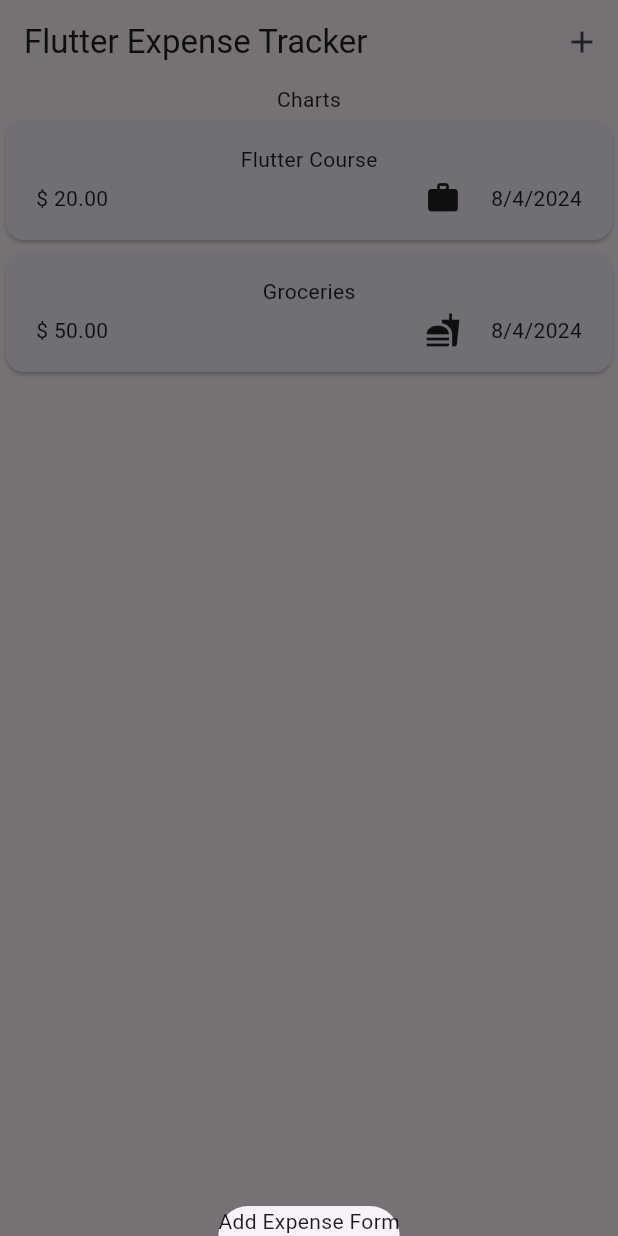
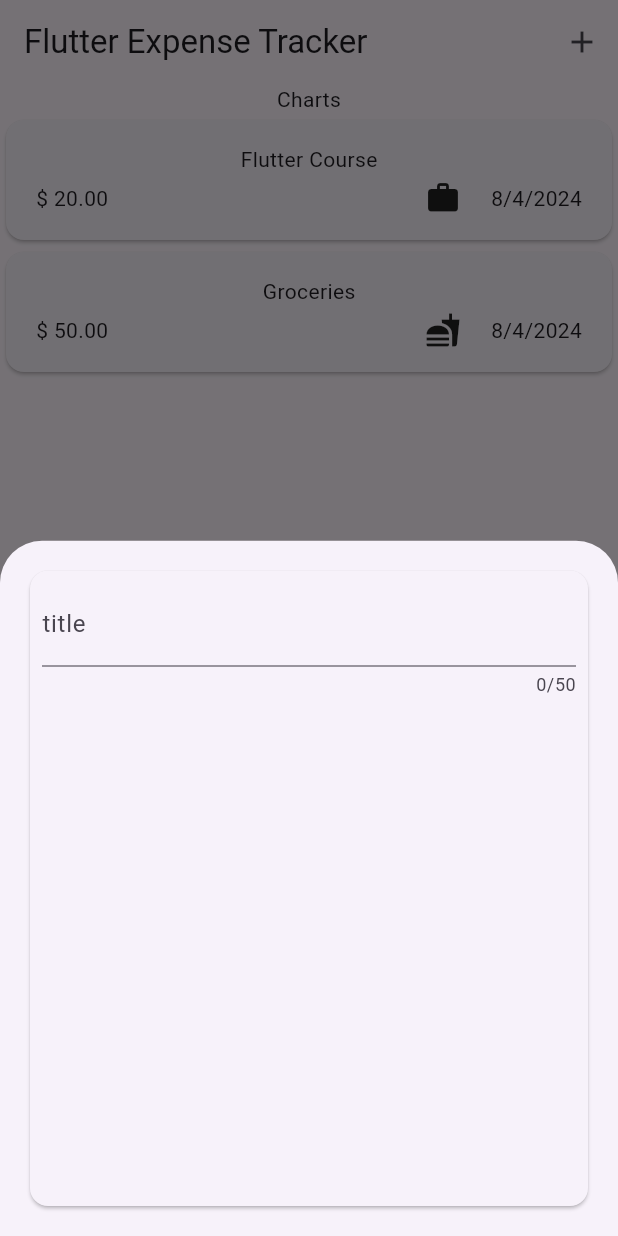
Before and after one commit to m104tanaka/expense_tracker, a Flutter app: the screen it shows after launch, after a tap on the "add" icon, on a phone screen of 412 x 824 dp. Run offline on Flutter 3.47's test engine with Material 3 defaults, Android fonts, the phone set to English and light mode, and no system bars.

Commit message:
Add new expense modal

```diff
--- a/lib/widget/expenses.dart
+++ b/lib/widget/expenses.dart
@@ -1,5 +1,6 @@
 import 'package:expense_tracker/widget/expenses_list/expenses_list.dart';
 import 'package:expense_tracker/models/expense.dart';
+import 'package:expense_tracker/widget/new_expense.dart';
 import 'package:flutter/material.dart';
 
 class Expenses extends StatefulWidget {
@@ -22,12 +23,12 @@ class _ExpensesState extends State<Expenses> {
         title: 'Groceries',
         amount: 50.00,
         date: DateTime.now(),
-        category: Category.food
-        ),
+        category: Category.food),
   ];
 
   void _openAddExpenseForm() {
-    showModalBottomSheet(context: context, builder: (ctx) => const Text('Add Expense Form'));
+    showModalBottomSheet(
+        context: context, builder: (ctx) => const NewExpense());
   }
 
   @override
@@ -39,7 +40,7 @@ class _ExpensesState extends State<Expenses> {
           IconButton(
             onPressed: _openAddExpenseForm,
             icon: const Icon(Icons.add),
-            ),
+          ),
         ],
       ),
       body: Column(
--- a/lib/widget/new_expense.dart
+++ b/lib/widget/new_expense.dart
@@ -14,11 +14,20 @@ class _NewExpenseState extends State<NewExpense> {
   @override
   Widget build(BuildContext context) {
     return const Padding(
-      padding: EdgeInsets.all(8.0),
+      padding: EdgeInsets.all(16.0),
       child: Card(
         child: Padding(
           padding: EdgeInsets.all(8.0),
-          child: Text('New Expense'),
+          child: Column(
+            children: [
+              TextField(
+                maxLength: 50,
+                decoration: InputDecoration(
+                  label: Text('title'),
+                ),
+              )
+            ],
+          ),
         ),
       ),
     );
```
